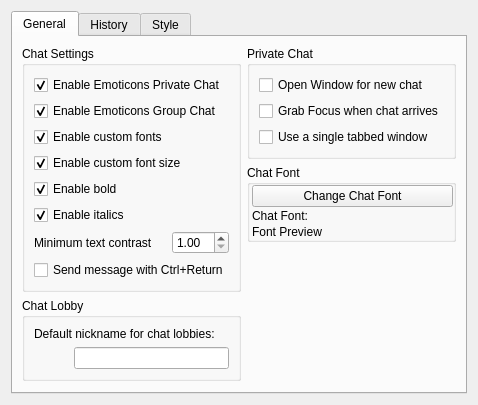
Old version of the form retroshare-gui/src/gui/settings/ChatPage.ui in the repository RetroShare/RetroShare.
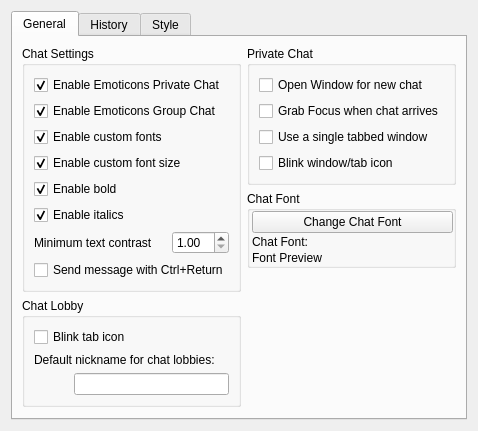
New version of the form.

Commit message: Added settings for the blinking icons - private chat window/tab - chat lobby tab - all tray notifier

Patch:
```diff
--- a/retroshare-gui/src/gui/settings/ChatPage.ui
+++ b/retroshare-gui/src/gui/settings/ChatPage.ui
@@ -7,7 +7,7 @@
     <x>0</x>
     <y>0</y>
     <width>444</width>
-    <height>378</height>
+    <height>390</height>
    </rect>
   </property>
   <layout class="QGridLayout" name="gridLayout_2">
@@ -148,6 +148,13 @@
             <string>Chat Lobby</string>
            </property>
            <layout class="QVBoxLayout" name="verticalLayout_6">
+            <item>
+             <widget class="QCheckBox" name="chatLobby_Blink">
+              <property name="text">
+               <string>Blink tab icon</string>
+              </property>
+             </widget>
+            </item>
             <item>
              <widget class="QLabel" name="label">
               <property name="text">
@@ -232,6 +239,13 @@
               </property>
              </widget>
             </item>
+            <item>
+             <widget class="QCheckBox" name="chat_Blink">
+              <property name="text">
+               <string>Blink window/tab icon</string>
+              </property>
+             </widget>
+            </item>
            </layout>
           </widget>
          </item>
```
The commit also changes 27 other files.
